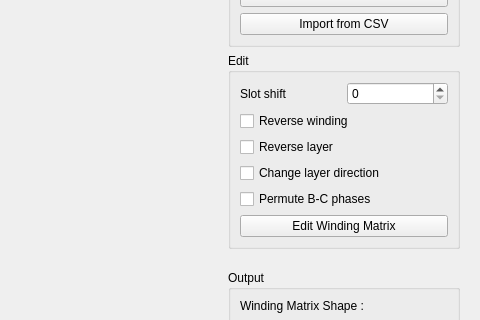
First picture: the form in pyleecan/GUI/Dialog/DMachineSetup/SWinding/SWinding.ui, repository Eomys/pyleecan, before the edit; both pictures show x 678 to 1158 and y 277 to 597 of the 1158 by 758 pixel window.
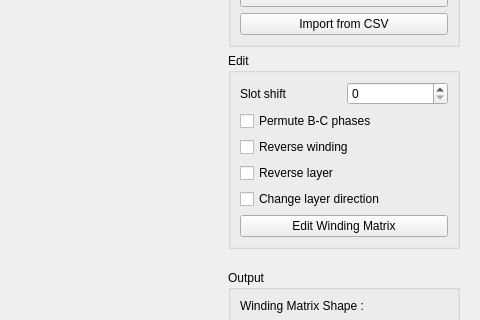
Second picture: the form after the edit. Icons and pictures are not drawn. Custom widgets are drawn as their Qt base class.

Commit message: [NF] is_permute_B_C in GUI

Diff of the .ui file:
```diff
--- a/pyleecan/GUI/Dialog/DMachineSetup/SWinding/SWinding.ui
+++ b/pyleecan/GUI/Dialog/DMachineSetup/SWinding/SWinding.ui
@@ -217,6 +217,13 @@
              </item>
             </layout>
            </item>
+           <item>
+            <widget class="QCheckBox" name="is_permute_B_C">
+             <property name="text">
+              <string>Permute B-C phases</string>
+             </property>
+            </widget>
+           </item>
            <item>
             <widget class="QCheckBox" name="is_reverse">
              <property name="text">
@@ -238,13 +245,6 @@
              </property>
             </widget>
            </item>
-           <item>
-            <widget class="QCheckBox" name="is_permute_B_C">
-             <property name="text">
-              <string>Permute B-C phases</string>
-             </property>
-            </widget>
-           </item>
            <item>
             <widget class="QPushButton" name="b_edit_wind_mat">
              <property name="text">
```
The commit also changes 3 other files.
